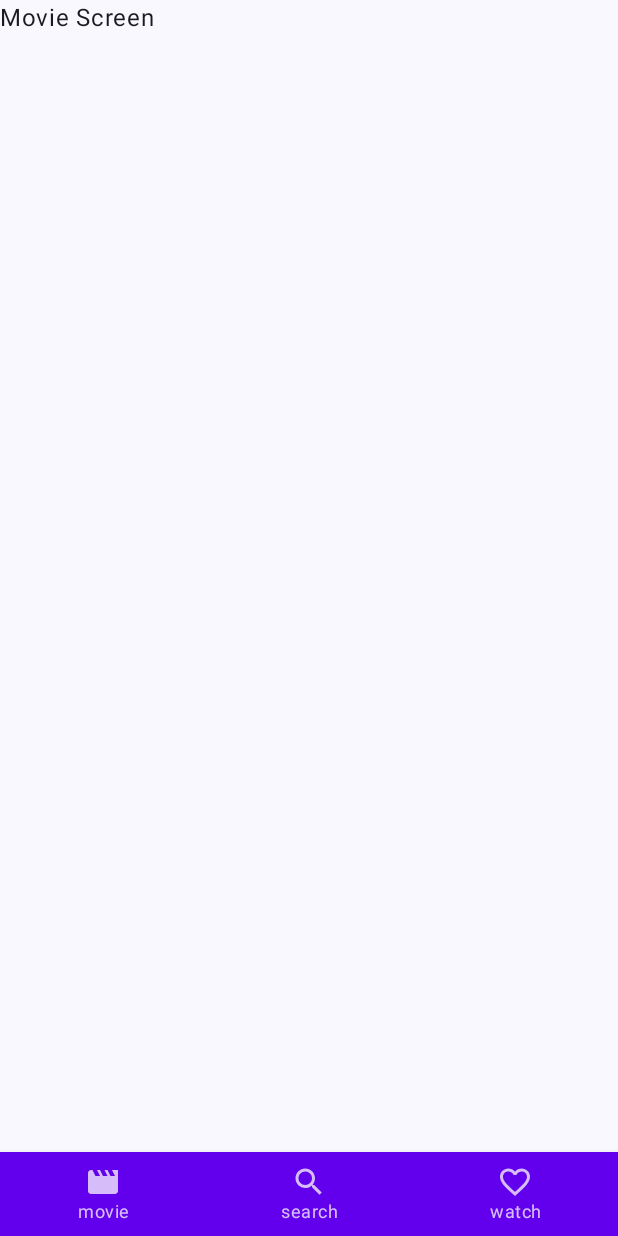
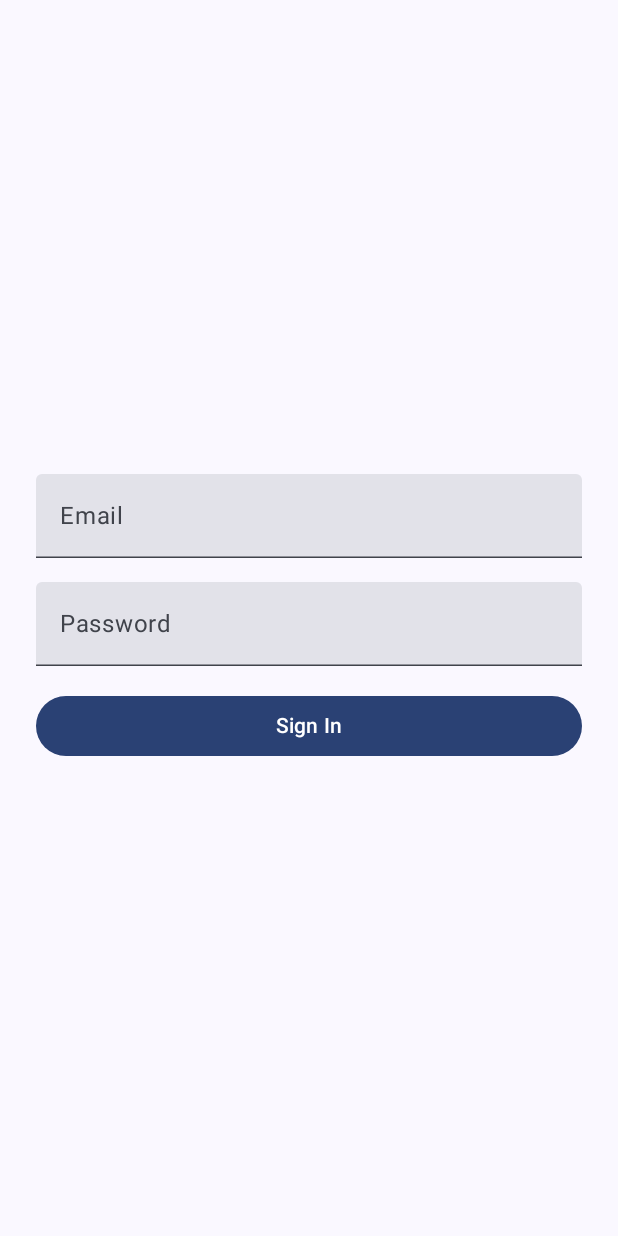
Before and after one commit to Mbialowas10/MovieHubDemo_248179, an Android app built with Jetpack Compose: the screen it shows after launch (MainActivity before the commit, SignInActivity after it), on a phone screen of 412 x 824 dp. Run offline under Robolectric (Android 15) with nearby library versions, the phone set to English and light mode, and no system bars; our stand-ins replace Firebase (no records; nobody signed in at launch, a user with empty details on screens opened directly).

Commit message:
added sign in screen along with email auth

```diff
--- a/app/build.gradle.kts
+++ b/app/build.gradle.kts
@@ -56,6 +56,9 @@ android {
 dependencies {
 
     implementation("com.google.firebase:firebase-firestore:24.10.2")
+    implementation(platform("androidx.compose:compose-bom:2023.08.00"))
+    implementation("com.google.firebase:firebase-auth-ktx:22.3.1")
+    androidTestImplementation(platform("androidx.compose:compose-bom:2023.08.00"))
     val nav_version = "2.5.2"
     val coil_version = "2.1.0"
     val lifecycle_version = "2.5.1"
--- /dev/null
+++ b/app/src/main/java/com/mike/moviehubdemo/SignInActivity.kt
@@ -0,0 +1,33 @@
+package com.mike.moviehubdemo
+
+import android.content.Context
+import android.os.Bundle
+import androidx.activity.ComponentActivity
+import androidx.activity.compose.setContent
+import androidx.compose.foundation.layout.fillMaxSize
+import androidx.compose.material3.MaterialTheme
+import androidx.compose.material3.Surface
+import androidx.compose.material3.Text
+import androidx.compose.runtime.Composable
+import androidx.compose.ui.Modifier
+import androidx.compose.ui.tooling.preview.Preview
+import com.mike.moviehubdemo.auth.SignInScreen
+import com.mike.moviehubdemo.ui.theme.MovieHubDemoTheme
+
+class SignInActivity : ComponentActivity() {
+    override fun onCreate(savedInstanceState: Bundle?) {
+        super.onCreate(savedInstanceState)
+        setContent {
+            MovieHubDemoTheme {
+                // A surface container using the 'background' color from the theme
+                Surface(
+                    modifier = Modifier.fillMaxSize(),
+                    color = MaterialTheme.colorScheme.background
+                ) {
+                    val context: Context = applicationContext
+                    SignInScreen(context)
+                }
+            }
+        }
+    }
+}
--- /dev/null
+++ b/app/src/main/java/com/mike/moviehubdemo/auth/auth.kt
@@ -0,0 +1,118 @@
+package com.mike.moviehubdemo.auth
+
+import android.content.Context
+import android.content.Intent
+import android.widget.Toast
+import androidx.compose.foundation.layout.Arrangement
+import androidx.compose.foundation.layout.Column
+import androidx.compose.foundation.layout.fillMaxSize
+import androidx.compose.foundation.layout.fillMaxWidth
+import androidx.compose.foundation.layout.padding
+import androidx.compose.foundation.text.KeyboardOptions
+import androidx.compose.material3.Button
+import androidx.compose.material3.Text
+import androidx.compose.material3.TextField
+import androidx.compose.runtime.Composable
+import androidx.compose.runtime.getValue
+import androidx.compose.runtime.mutableStateOf
+import androidx.compose.runtime.remember
+import androidx.compose.runtime.setValue
+import androidx.compose.ui.Alignment
+import androidx.compose.ui.ExperimentalComposeUiApi
+import androidx.compose.ui.Modifier
+import androidx.compose.ui.graphics.Color
+import androidx.compose.ui.platform.LocalSoftwareKeyboardController
+import androidx.compose.ui.platform.SoftwareKeyboardController
+import androidx.compose.ui.text.input.KeyboardType
+import androidx.compose.ui.text.input.PasswordVisualTransformation
+import androidx.compose.ui.unit.dp
+import com.google.firebase.auth.FirebaseAuth
+import com.mike.moviehubdemo.MainActivity
+
+@OptIn(ExperimentalComposeUiApi::class)
+@Composable
+fun SignInScreen(context: Context) {
+    var email by remember { mutableStateOf("") }
+    var password by remember { mutableStateOf("") }
+    var loading by remember { mutableStateOf(false) }
+    var error by remember { mutableStateOf<String?>(null) }
+    val keyboardController = LocalSoftwareKeyboardController.current
+
+    Column(
+        modifier = Modifier
+            .fillMaxSize(1f)
+            .padding(16.dp),
+        horizontalAlignment = Alignment.CenterHorizontally,
+        verticalArrangement = Arrangement.Center
+    ) {
+        TextField(
+            value = email,
+            onValueChange = { email = it },
+            modifier = Modifier
+                .fillMaxWidth()
+                .padding(8.dp),
+            label = { Text("Email") },
+            keyboardOptions = KeyboardOptions.Default.copy(keyboardType = KeyboardType.Email)
+        )
+
+        TextField(
+            value = password,
+            onValueChange = { password = it },
+            modifier = Modifier
+                .fillMaxWidth()
+                .padding(8.dp),
+            label = { Text("Password") },
+            visualTransformation = PasswordVisualTransformation(),
+            keyboardOptions = KeyboardOptions.Default.copy(keyboardType = KeyboardType.Password)
+        )
+
+        if (error != null) {
+            Text(
+                text = error!!,
+                color = Color.Red,
+                modifier = Modifier.padding(8.dp)
+            )
+        }
+
+        Button(
+            onClick = {
+                // Perform Firebase authentication
+                performSignIn(email, password, context, keyboardController)
+            },
+            modifier = Modifier
+                .fillMaxWidth()
+                .padding(8.dp)
+        ) {
+            Text(text = "Sign In")
+        }
+    }
+}
+@OptIn(ExperimentalComposeUiApi::class)
+private fun performSignIn(
+    email: String,
+    password: String,
+    context: Context,
+    keyboardController: SoftwareKeyboardController?,
+) {
+    val auth = FirebaseAuth.getInstance()
+
+
+    auth.signInWithEmailAndPassword(email, password)
+        .addOnCompleteListener { task ->
+            if (task.isSuccessful) {
+                // Sign in success, navigate to the next screen or perform desired action
+                Toast.makeText(context, "Sign in successful", Toast.LENGTH_SHORT).show()
+                var intent = Intent(context, MainActivity::class.java)
+                intent.addFlags(Intent.FLAG_ACTIVITY_NEW_TASK)
+                intent.putExtra("userID", FirebaseAuth.getInstance().currentUser?.email)
+                context.startActivity(intent)
+
+            } else {
+                // If sign in fails, display a message to the user.
+                Toast.makeText(context, "Authentication failed.", Toast.LENGTH_SHORT).show()
+            }
+
+            //loading = false
+            keyboardController?.hide()
+        }
+}
--- a/app/src/main/res/values/strings.xml
+++ b/app/src/main/res/values/strings.xml
@@ -1,3 +1,4 @@
 <resources>
     <string name="app_name">MovieHubDemo</string>
+    <string name="title_activity_sign_in">SignInActivity</string>
 </resources>
```
Also changed, not shown: app/src/main/AndroidManifest.xml (+10 -3 lines).
